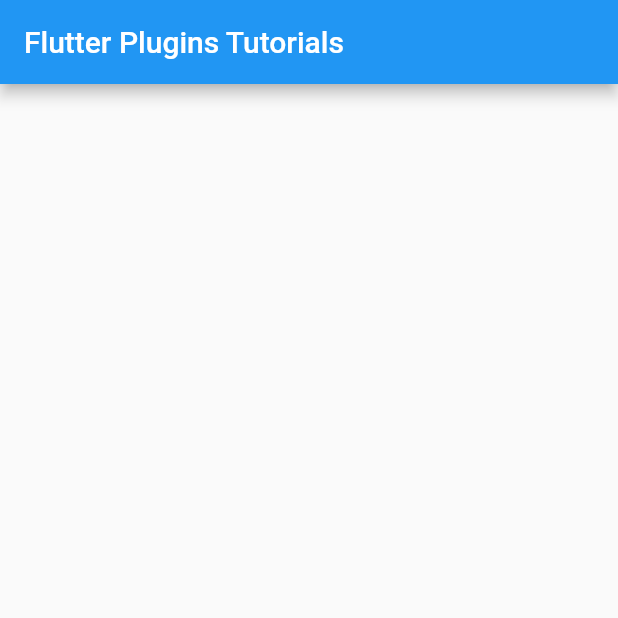
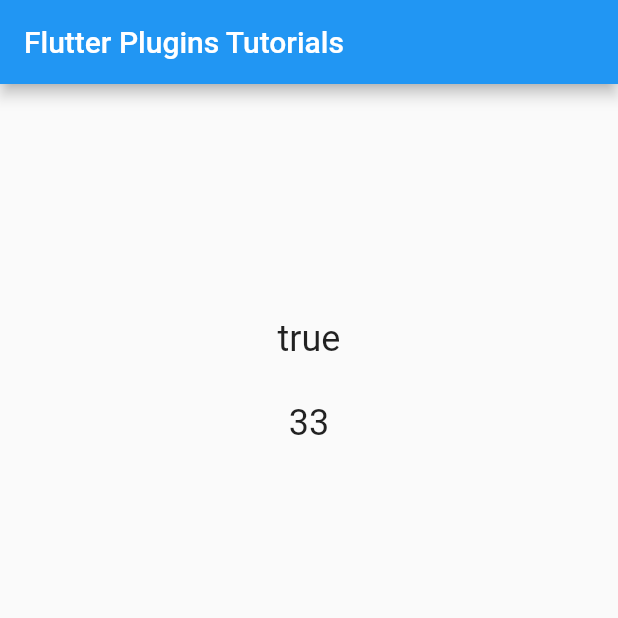
Before and after one commit to lohanidamodar/flutter_plugin_tuts, a Flutter app: the screen it shows after launch, on a phone screen of 412 x 824 dp, the top half of it. Run offline on Flutter 3.47's test engine with Material 2 defaults, Android fonts, the phone set to English and light mode, and no system bars; our stand-ins replace device_info.

Commit message:
device info final

```diff
--- a/lib/main.dart
+++ b/lib/main.dart
@@ -1,4 +1,5 @@
 import 'package:flutter/material.dart';
+import 'package:device_info/device_info.dart';
 
 void main() {
   runApp(MyApp());
@@ -19,6 +20,7 @@ class MyApp extends StatelessWidget {
 }
 
 class HomePage extends StatelessWidget {
+  DeviceInfoPlugin deviceInfo = DeviceInfoPlugin();
   @override
   Widget build(BuildContext context) {
     return Scaffold(
@@ -27,7 +29,32 @@ class HomePage extends StatelessWidget {
       ),
       body: ListView(
         padding: const EdgeInsets.all(16.0),
-        children: <Widget>[],
+        children: <Widget>[
+          FutureBuilder<AndroidDeviceInfo>(
+            future: deviceInfo.androidInfo,
+            builder: (BuildContext context, AsyncSnapshot snapshot) {
+              if (snapshot.hasData) {
+                AndroidDeviceInfo info = snapshot.data;
+                  return Container(
+                    child: Column(
+                      children: [
+                        Text("${info.brand}",style: Theme.of(context).textTheme.headline5,),
+                        Text("${info.device}",style: Theme.of(context).textTheme.headline5),
+                        Text("${info.model}",style: Theme.of(context).textTheme.headline5),
+                        Text("${info.manufacturer}",style: Theme.of(context).textTheme.headline5),
+                        Text("${info.id}",style: Theme.of(context).textTheme.headline5),
+                        Text("${info.isPhysicalDevice}",style: Theme.of(context).textTheme.headline5),
+                        Text("${info.host}",style: Theme.of(context).textTheme.headline5),
+
+                        Text("${info.version.sdkInt}",style: Theme.of(context).textTheme.headline5),
+                      ],
+                    ),
+                  );
+              }
+              return CircularProgressIndicator();
+            },
+          ),
+        ],
       ),
     );
   }
--- a/pubspec.yaml
+++ b/pubspec.yaml
@@ -9,7 +9,7 @@ environment:
 dependencies:
   flutter:
     sdk: flutter
-
+  device_info: ^0.4.2+6
 dev_dependencies:
   flutter_test:
     sdk: flutter
```
Also changed, not shown: pubspec.lock.
